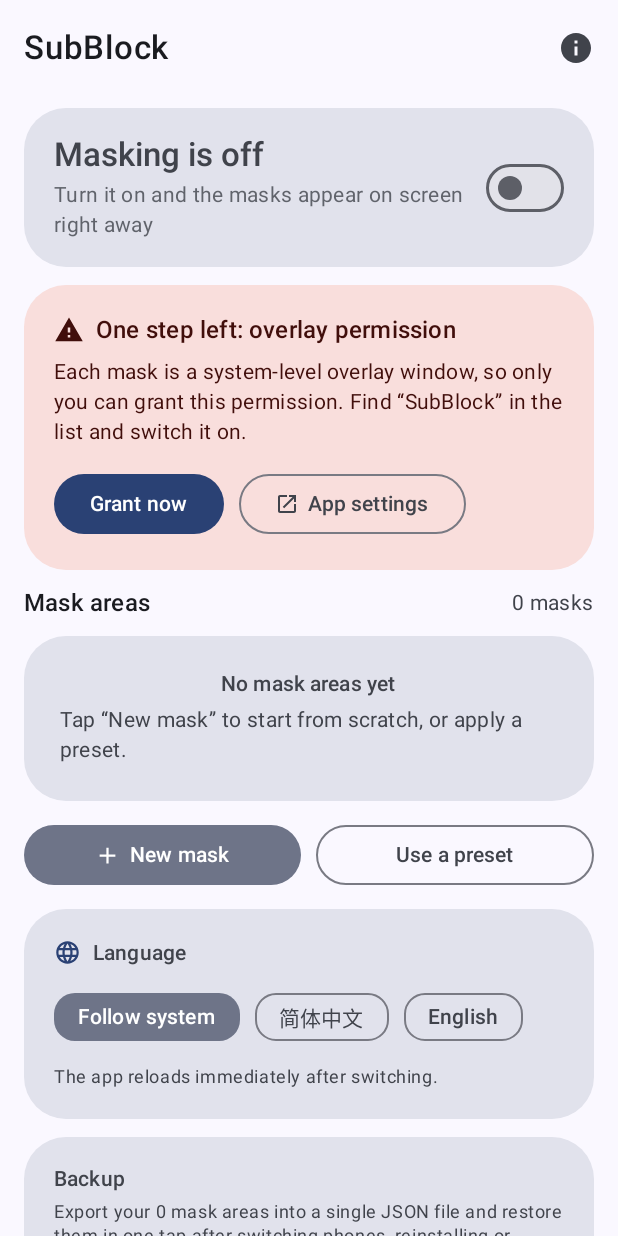
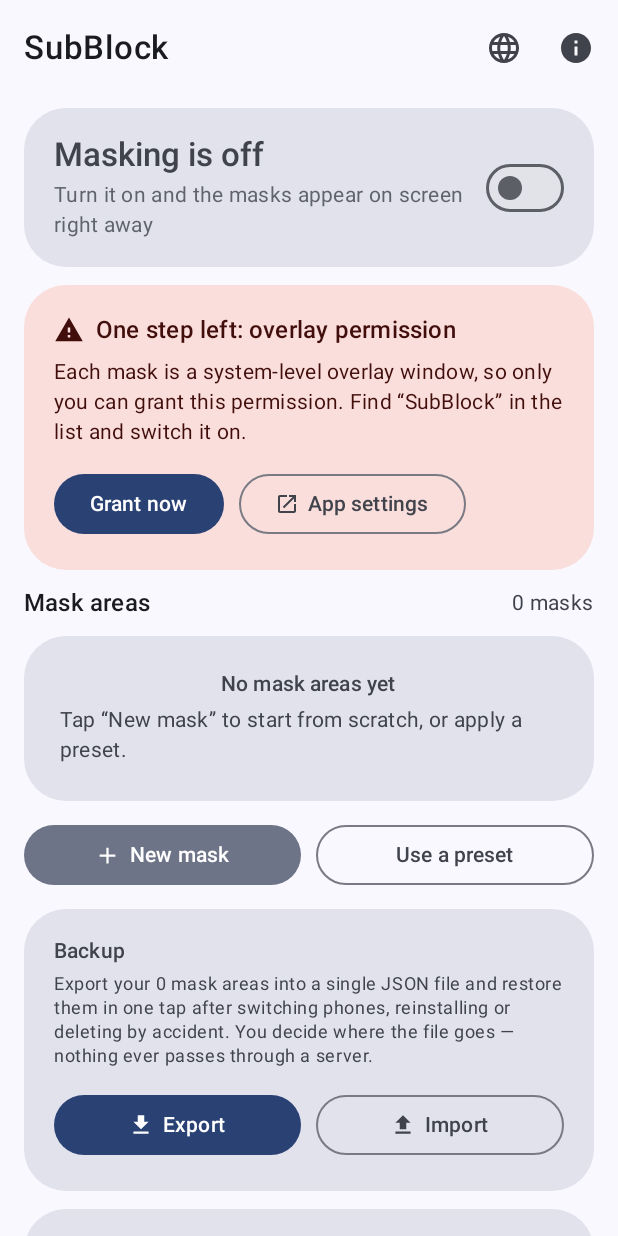
Before and after one commit to Amatorelover/SubBlock, an Android app built with Jetpack Compose: the screen it shows after launch (MainActivity), on a phone screen of 412 x 824 dp. Run offline under Robolectric (Android 15) with nearby library versions, the phone set to English and light mode, and no system bars.

Commit message:
style(home): 语言切换移入顶栏下拉菜单，手势提示放宽间距

```diff
--- a/app/src/main/java/com/yanhu/subblock/ui/HomeScreen.kt
+++ b/app/src/main/java/com/yanhu/subblock/ui/HomeScreen.kt
@@ -29,6 +29,7 @@ import androidx.compose.foundation.shape.RoundedCornerShape
 import androidx.compose.material.icons.Icons
 import androidx.compose.material.icons.automirrored.filled.OpenInNew
 import androidx.compose.material.icons.filled.Add
+import androidx.compose.material.icons.filled.Check
 import androidx.compose.material.icons.filled.Delete
 import androidx.compose.material.icons.filled.FileDownload
 import androidx.compose.material.icons.filled.FileUpload
@@ -40,9 +41,10 @@ import androidx.compose.material3.AlertDialog
 import androidx.compose.material3.Button
 import androidx.compose.material3.Card
 import androidx.compose.material3.CardDefaults
+import androidx.compose.material3.DropdownMenu
+import androidx.compose.material3.DropdownMenuItem
 import androidx.compose.material3.ExperimentalMaterial3Api
 import androidx.compose.material3.FilledTonalButton
-import androidx.compose.material3.FilterChip
 import androidx.compose.material3.Icon
 import androidx.compose.material3.IconButton
 import androidx.compose.material3.MaterialTheme
@@ -121,6 +123,7 @@ fun HomeScreen(
 
     var editingId by remember { mutableStateOf<String?>(null) }
     var showPresets by remember { mutableStateOf(false) }
+    var languageMenuExpanded by remember { mutableStateOf(false) }
     // 刚从文件里解析出来、等待用户确认后才落库的配置
     var pendingImport by remember { mutableStateOf<ConfigIO.ImportResult.Success?>(null) }
 
@@ -203,6 +206,39 @@ fun HomeScreen(
             TopAppBar(
                 title = { Text(stringResource(R.string.app_name), fontWeight = FontWeight.Medium) },
                 actions = {
+                    // 语言切换收进顶栏：和「关于」并排，不占用正文空间。
+                    // 切换后 MainActivity 会 recreate，下拉菜单会随界面一起消失。
+                    Box {
+                        IconButton(onClick = { languageMenuExpanded = true }) {
+                            Icon(
+                                Icons.Filled.Language,
+                                contentDescription = stringResource(R.string.cd_language)
+                            )
+                        }
+                        DropdownMenu(
+                            expanded = languageMenuExpanded,
+                            onDismissRequest = { languageMenuExpanded = false }
+                        ) {
+                            AppLocale.choices.forEach { value ->
+                                DropdownMenuItem(
+                                    text = { Text(AppLocale.labelOf(context, value)) },
+                                    leadingIcon = {
+                                        if (value == language) {
+                                            Icon(
+                                                Icons.Filled.Check,
+                                                contentDescription = null,
+                                                modifier = Modifier.size(18.dp)
+                                            )
+                                        }
+                                    },
+                                    onClick = {
+                                        languageMenuExpanded = false
+                                        if (value != language) onLanguageChange(value)
+                                    }
+                                )
+                            }
+                        }
+                    }
                     IconButton(onClick = onOpenAbout) {
                         Icon(Icons.Filled.Info, contentDescription = stringResource(R.string.cd_about))
                     }
@@ -295,13 +331,6 @@ fun HomeScreen(
                         Text(stringResource(R.string.action_use_preset))
                     }
                 }
-            }
-
-            item {
-                LanguageCard(
-                    current = language,
-                    onPick = onLanguageChange
-                )
             }
 
             item {
@@ -652,10 +681,14 @@ private fun GestureHintCard(hasOverlayPermission: Boolean) {
                 style = MaterialTheme.typography.titleSmall,
                 fontWeight = FontWeight.Medium
             )
-            Spacer(Modifier.height(10.dp))
+            Spacer(Modifier.height(12.dp))
             // 这些是"说明"而非按钮：用带底色的静态标签展示，
             // 不套 AssistChip（那会给出可点击的视觉暗示，但点了没有任何反应）。
-            FlowRow(horizontalArrangement = Arrangement.spacedBy(8.dp)) {
+            // 行距/列距都留足，避免几条提示挤成一片。
+            FlowRow(
+                horizontalArrangement = Arrangement.spacedBy(12.dp),
+                verticalArrangement = Arrangement.spacedBy(10.dp)
+            ) {
                 listOf(
                     stringResource(R.string.gesture_move),
                     stringResource(R.string.gesture_resize),
@@ -664,78 +697,23 @@ private fun GestureHintCard(hasOverlayPermission: Boolean) {
                 ).forEach { label ->
                     Text(
                         label,
-                        style = MaterialTheme.typography.labelLarge,
+                        style = MaterialTheme.typography.labelMedium,
                         color = MaterialTheme.colorScheme.onSecondaryContainer,
                         modifier = Modifier
                             .background(
                                 MaterialTheme.colorScheme.secondaryContainer,
-                                RoundedCornerShape(8.dp)
+                                RoundedCornerShape(10.dp)
                             )
-                            .padding(horizontal = 12.dp, vertical = 7.dp)
+                            .padding(horizontal = 14.dp, vertical = 9.dp)
                     )
                 }
             }
-            Spacer(Modifier.height(10.dp))
+            Spacer(Modifier.height(14.dp))
             Text(
                 stringResource(
                     if (hasOverlayPermission) R.string.gesture_hint_autostart
                     else R.string.gesture_hint_permission
                 ),
-                style = MaterialTheme.typography.bodySmall,
-                color = MaterialTheme.colorScheme.onSurfaceVariant
-            )
-        }
-    }
-}
-
-/**
- * 语言选择。
- *
- * 三个选项的名字刻意用**各自的语言**书写（"简体中文"、"English"），
- * 而不是把它们翻译成当前界面语言——否则一个只会中文的用户
- * 在英文界面里看到的全是英文选项，反而找不到怎么切回来。
- */
-@OptIn(ExperimentalLayoutApi::class)
-@Composable
-private fun LanguageCard(current: String, onPick: (String) -> Unit) {
-    Card(
-        modifier = Modifier.fillMaxWidth(),
-        shape = MaterialTheme.shapes.large,
-        colors = CardDefaults.cardColors(
-            containerColor = MaterialTheme.colorScheme.surfaceVariant
-        )
-    ) {
-        Column(modifier = Modifier.padding(20.dp)) {
-            Row(verticalAlignment = Alignment.CenterVertically) {
-                Icon(
-                    Icons.Filled.Language,
-                    contentDescription = null,
-                    modifier = Modifier.size(18.dp),
-                    tint = MaterialTheme.colorScheme.primary
-                )
-                Spacer(Modifier.width(8.dp))
-                Text(
-                    stringResource(R.string.language_title),
-                    style = MaterialTheme.typography.titleSmall,
-                    fontWeight = FontWeight.Medium
-                )
-            }
-            Spacer(Modifier.height(10.dp))
-            FlowRow(
-                horizontalArrangement = Arrangement.spacedBy(10.dp),
-                verticalArrangement = Arrangement.spacedBy(4.dp)
-            ) {
-                AppLocale.choices.forEach { value ->
-                    FilterChip(
-                        selected = current == value,
-                        onClick = { if (current != value) onPick(value) },
-                        label = { Text(AppLocale.labelOf(LocalContext.current, value)) }
-                    )
-                }
-            }
-            Spacer(Modifier.height(8.dp))
-            Text(
-                stringResource(R.string.language_hint),
                 style = MaterialTheme.typography.bodySmall,
                 color = MaterialTheme.colorScheme.onSurfaceVariant
             )
--- a/app/src/main/res/values/strings.xml
+++ b/app/src/main/res/values/strings.xml
@@ -12,6 +12,7 @@
 
     <!-- ============================ 首页 ============================ -->
     <string name="cd_about">About</string>
+    <string name="cd_language">Change language</string>
     <string name="master_on_title">Masking is on</string>
     <string name="master_on_sub">You can also toggle it from the Quick Settings tile</string>
     <string name="master_off_title">Masking is off</string>
```
Also changed, not shown: 1 other file.
